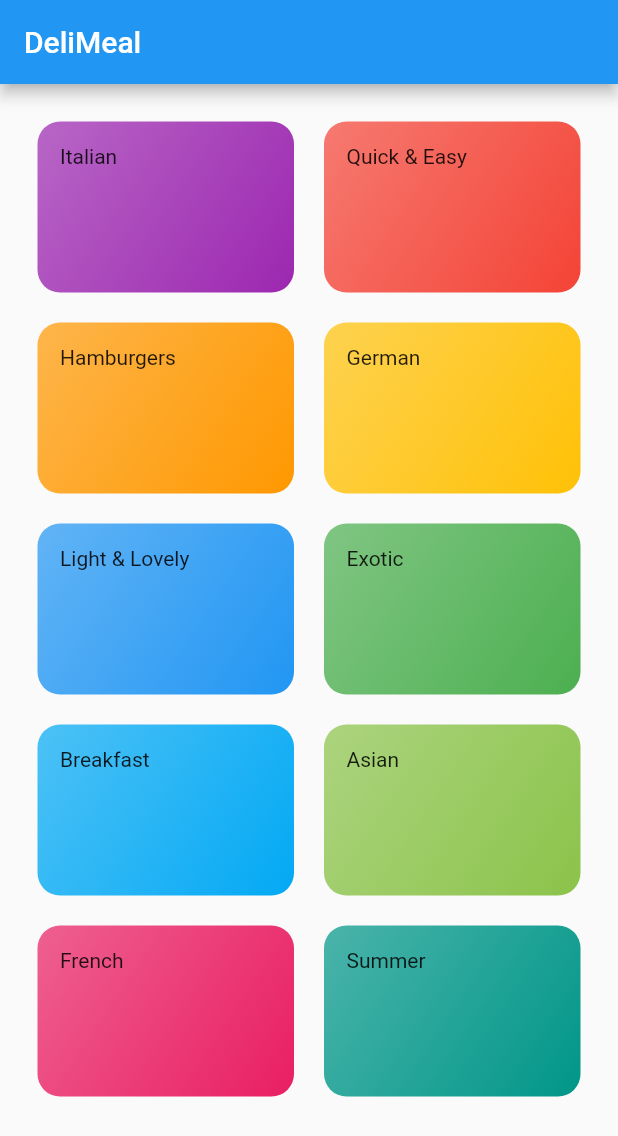
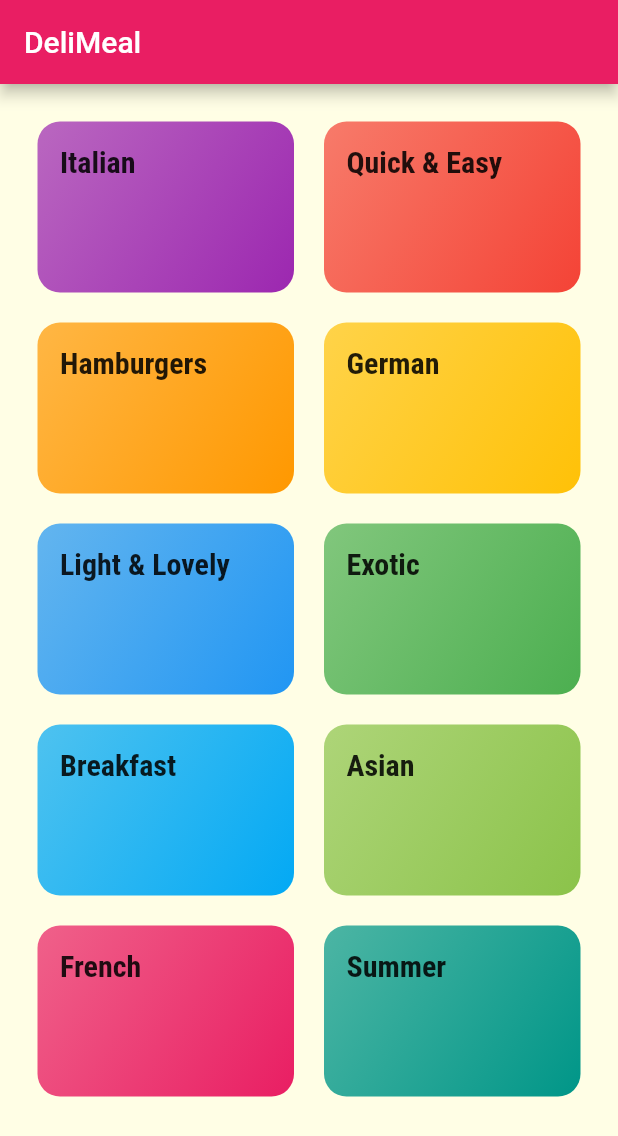
Before and after one commit to nishit1606/Eccellente, a Flutter app: the screen it shows after launch, on a phone screen of 412 x 824 dp. Shown: the top 1136 px of the screen. Run offline on Flutter 3.47's test engine with Material 2 defaults, Android fonts, the phone set to English and light mode, and no system bars; Roboto replaces fonts that are missing (Raleway).

```diff
--- a/lib/category_item.dart
+++ b/lib/category_item.dart
@@ -10,7 +10,10 @@
   Widget build(BuildContext context) {
     return Container(
       padding: const EdgeInsets.all(15),
-      child: Text(title),
+      child: Text(
+        title,
+        style: Theme.of(context).textTheme.title,
+      ),
       decoration: BoxDecoration(
         gradient: LinearGradient(
           colors: [
--- a/lib/main.dart
+++ b/lib/main.dart
@@ -1,7 +1,6 @@
 import 'package:flutter/material.dart';
 
 import './categories.dart';
-import 'categories.dart';
 
 void main() => runApp(MyApp());
 
@@ -11,7 +10,25 @@
     return MaterialApp(
       title: 'DeliMeals',
       theme: ThemeData(
-        primarySwatch: Colors.blue,
+        primarySwatch: Colors.pink,
+        accentColor: Colors.amber,
+        canvasColor: Color.fromRGBO(255, 254, 229, 1),
+        fontFamily: 'Raleway',
+        textTheme: ThemeData.light().textTheme.copyWith(
+            // ignore: deprecated_member_use
+            body1: TextStyle(
+              color: Color.fromRGBO(20, 51, 51, 1),
+            ),
+            // ignore: deprecated_member_use
+            body2: TextStyle(
+              color: Color.fromRGBO(20, 51, 51, 1),
+            ),
+            // ignore: deprecated_member_use
+            title: TextStyle(
+              fontSize: 20,
+              fontFamily: 'RobotoCondensed',
+              fontWeight: FontWeight.bold,
+            )),
       ),
       home: CategoriesScreen(),
     );
```
Also changed, not shown: pubspec.yaml (+17 -6 lines), assets/fonts/Raleway-Black.ttf (added), assets/fonts/Raleway-Bold.ttf (added), assets/fonts/Raleway-Regular.ttf (added), assets/fonts/RobotoCondensed-Bold.ttf (added), assets/fonts/RobotoCondensed-Italic.ttf (added), assets/fonts/RobotoCondensed-Light.ttf (added), assets/fonts/RobotoCondensed-Regular.ttf (added).
